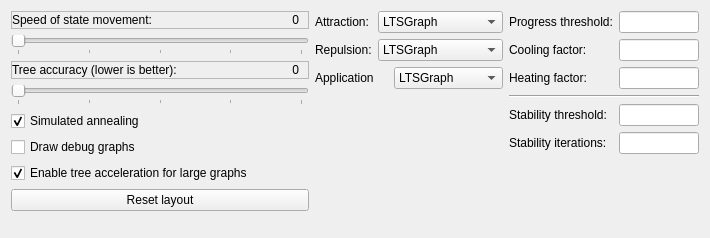
Qt form tools/release/ltsgraph/advancedspringlayoutdialog.ui (mCRL2org/mCRL2) before a commit.
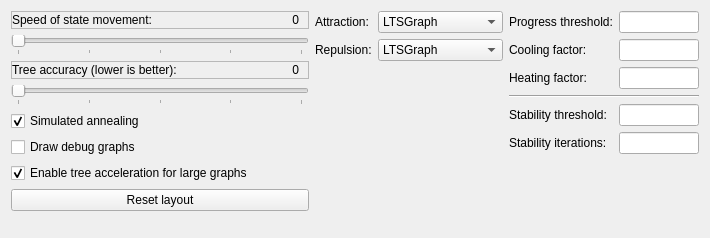
The same form after that commit.

```diff
--- a/tools/release/ltsgraph/advancedspringlayoutdialog.ui
+++ b/tools/release/ltsgraph/advancedspringlayoutdialog.ui
@@ -268,37 +268,6 @@
        </item>
       </layout>
      </item>
-     <item>
-      <layout class="QHBoxLayout" name="horizontalLayout_4">
-       <item>
-        <widget class="QLabel" name="lbl_appl">
-         <property name="text">
-          <string>Application</string>
-         </property>
-        </widget>
-       </item>
-       <item>
-        <widget class="QComboBox" name="cmb_appl">
-         <property name="sizePolicy">
-          <sizepolicy hsizetype="Minimum" vsizetype="Fixed">
-           <horstretch>0</horstretch>
-           <verstretch>0</verstretch>
-          </sizepolicy>
-         </property>
-         <item>
-          <property name="text">
-           <string>LTSGraph</string>
-          </property>
-         </item>
-         <item>
-          <property name="text">
-           <string>Force Directed</string>
-          </property>
-         </item>
-        </widget>
-       </item>
-      </layout>
-     </item>
      <item>
       <spacer name="verticalSpacer">
        <property name="orientation">
```
